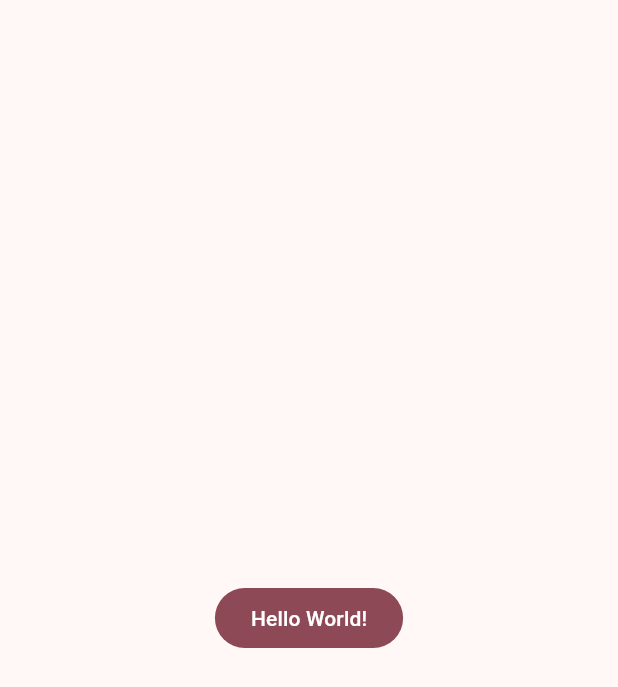
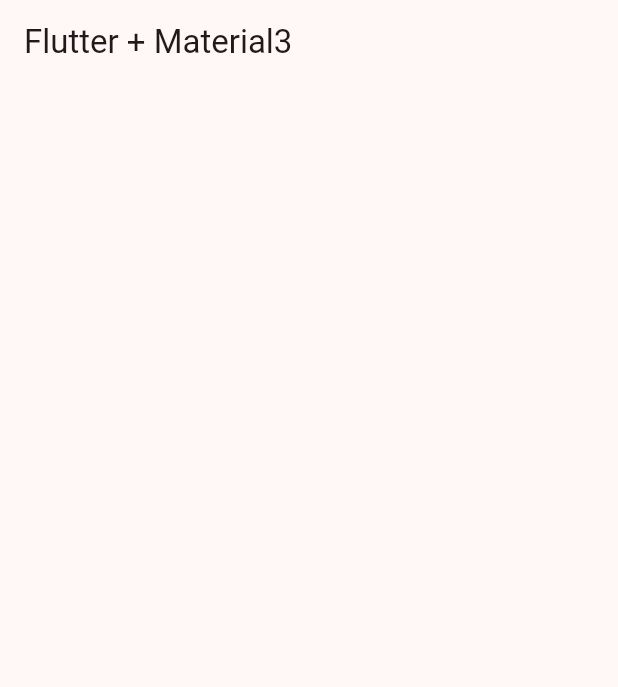
Before and after one commit to EdHuayllasco/WidgetsApp, a Flutter app: the screen it shows after launch, on a phone screen of 412 x 824 dp. Shown: the top 687 px of the screen. Run offline on Flutter 3.47's test engine with Material 2 defaults, Android fonts, the phone set to English and light mode, and no system bars.

```diff
--- /dev/null
+++ b/lib/Presentation/screens/home/home_screen.dart
@@ -0,0 +1,14 @@
+import 'package:flutter/material.dart';
+
+class HomeScreen extends StatelessWidget {
+  const HomeScreen({super.key});
+
+  @override
+  Widget build(BuildContext context) {
+    return Scaffold(
+      appBar: AppBar(
+        title: const Text('Flutter + Material3'),
+      ),
+    );
+  }
+}
--- a/lib/config/theme/app_theme.dart
+++ b/lib/config/theme/app_theme.dart
@@ -26,5 +26,11 @@ class AppTheme {
   AppTheme({required this.selectedColor})
       : assert(selectedColor >= 0 && selectedColor < colorList.length, 'Invalid color index');
   ThemeData getTheme() =>
-      ThemeData(useMaterial3: true, colorSchemeSeed: colorList[selectedColor]);
+      ThemeData(
+        useMaterial3: true,
+        colorSchemeSeed: colorList[selectedColor],
+        appBarTheme: const AppBarTheme(
+          centerTitle: false
+        )
+      );
 }
--- a/lib/main.dart
+++ b/lib/main.dart
@@ -1,4 +1,5 @@
 import 'package:flutter/material.dart';
+import 'package:widgets_app/Presentation/screens/home/home_screen.dart';
 import 'package:widgets_app/config/theme/app_theme.dart';
 
 void main() {
@@ -13,11 +14,7 @@ class MainApp extends StatelessWidget {
     return MaterialApp(
       debugShowCheckedModeBanner: false,
       theme: AppTheme(selectedColor: 5).getTheme(),
-      home: Scaffold(
-        body: Center(
-          child: FilledButton(child: const Text('Hello World!'), onPressed: (){},),
-        ),
-      ),
+      home: const HomeScreen(),
     );
   }
 }
```
Also changed, not shown: lib/config/menu/menu_items.dart (added, +22 -0 lines).
